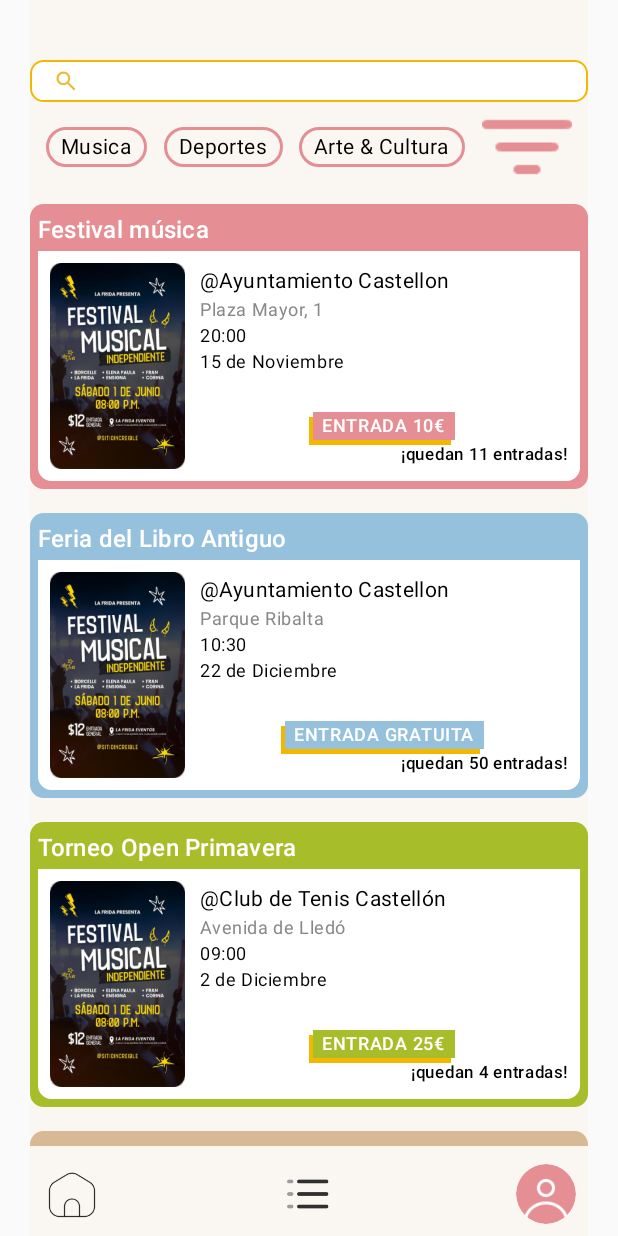
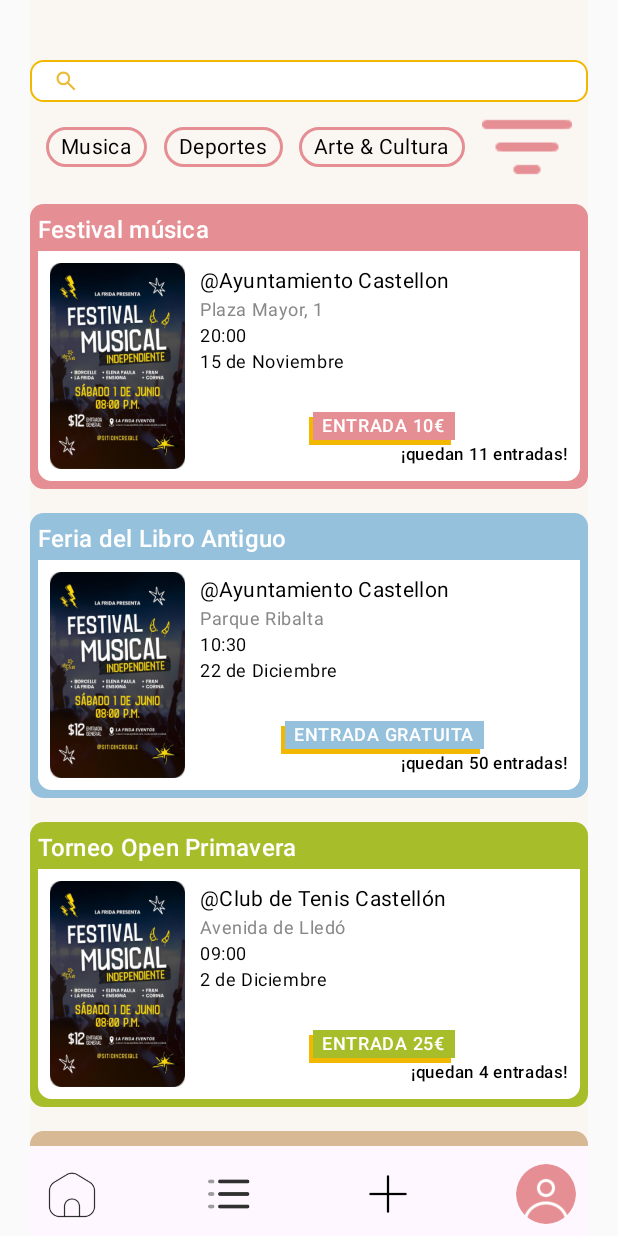
Before and after one commit to carladumit/Planazum, an Android app built with Jetpack Compose: the screen it shows after launch (MainActivity), on a phone screen of 412 x 824 dp. Run offline under Robolectric (Android 15) with nearby library versions, the phone set to English and light mode, and no system bars; our stand-ins replace Compose Multiplatform resources.

Commit message:
feat: Navigation and User model updates synced

```diff
--- a/shared/src/commonMain/kotlin/com/example/planazum/App.kt
+++ b/shared/src/commonMain/kotlin/com/example/planazum/App.kt
@@ -7,6 +7,7 @@ import androidx.navigation.compose.NavHost
 import androidx.navigation.compose.composable
 import androidx.navigation.compose.rememberNavController
 import com.example.planazum.screens.HomeScreen
+import com.example.planazum.screens.LoginScreen
 import com.example.planazum.screens.MyEventsScreen
 import com.example.planazum.util.Screen
 
@@ -31,6 +32,14 @@ fun App() {
             MyEventsScreen(navController = navController)
         }
 
+        composable(route = Screen.Login.route){
+            LoginScreen(navController = navController)
+        }
+
+        composable(route = Screen.Register.route){
+
+        }
+
 
 
 
--- a/shared/src/commonMain/kotlin/com/example/planazum/components/NavBar.kt
+++ b/shared/src/commonMain/kotlin/com/example/planazum/components/NavBar.kt
@@ -9,6 +9,7 @@ import androidx.compose.foundation.layout.fillMaxWidth
 import androidx.compose.foundation.layout.height
 import androidx.compose.material3.BottomAppBar
 import androidx.compose.material3.IconButton
+import androidx.compose.material3.MaterialTheme
 import androidx.compose.runtime.Composable
 import androidx.compose.ui.Modifier
 import androidx.compose.ui.graphics.Color
@@ -25,12 +26,12 @@ fun NavBar(navController: NavHostController? = null){
 
     BottomAppBar(
         modifier = Modifier.fillMaxWidth().height(60.dp),
-        containerColor = Color(0xFFFAF7F2),
+        containerColor = MaterialTheme.colorScheme.background,
 
         actions = {
             Row(
                 modifier = Modifier.fillMaxWidth()
-                    .background(color = Color(0xFFFAF7F2)),
+                    .background(color = MaterialTheme.colorScheme.background),
                 horizontalArrangement = Arrangement.SpaceBetween
             ) {
                 IconButton(
@@ -74,6 +75,7 @@ fun NavBar(navController: NavHostController? = null){
                             contentDescription = "ViewEvents"
                         )
                     }
+                }
                     IconButton(
                         onClick = {
                             navController?.navigate(Screen.Profile.route) {
@@ -89,7 +91,7 @@ fun NavBar(navController: NavHostController? = null){
                         }
                     }
                 }
-            }
+
         }
     )
 }
--- a/shared/src/commonMain/kotlin/com/example/planazum/screens/LoginScreen.kt
+++ b/shared/src/commonMain/kotlin/com/example/planazum/screens/LoginScreen.kt
@@ -34,6 +34,8 @@ import androidx.compose.ui.text.input.KeyboardType
 import androidx.compose.ui.tooling.preview.Preview
 import androidx.compose.ui.unit.dp
 import androidx.compose.ui.unit.sp
+import androidx.navigation.NavController
+import androidx.navigation.NavHostController
 import com.example.planazum.components.InputField
 import com.example.planazum.components.ShadowBox
 import com.example.planazum.theme.OnAccent
@@ -45,7 +47,8 @@ import planazum.shared.generated.resources.planazum_logo
 @Composable
 fun LoginScreen(
     onLoginClick: (email: String, password: String) -> Unit = { _, _ -> },
-    onSignUpClick: () -> Unit = {}
+    onSignUpClick: () -> Unit = {},
+    navController: NavHostController? = null
 ) {
     var email by remember { mutableStateOf("") }
     var password by remember { mutableStateOf("") }
--- a/shared/src/commonMain/kotlin/com/example/planazum/util/Screen.kt
+++ b/shared/src/commonMain/kotlin/com/example/planazum/util/Screen.kt
@@ -3,7 +3,9 @@ package com.example.planazum.util
 sealed class Screen (val route: String) {
     object Home: Screen("home")
     object MyEvents: Screen("my_events")
+
     object Login: Screen("login")
+
     object Register: Screen("register")
     object Profile: Screen("profile")
     object CreateEvent: Screen("create_event")
```
